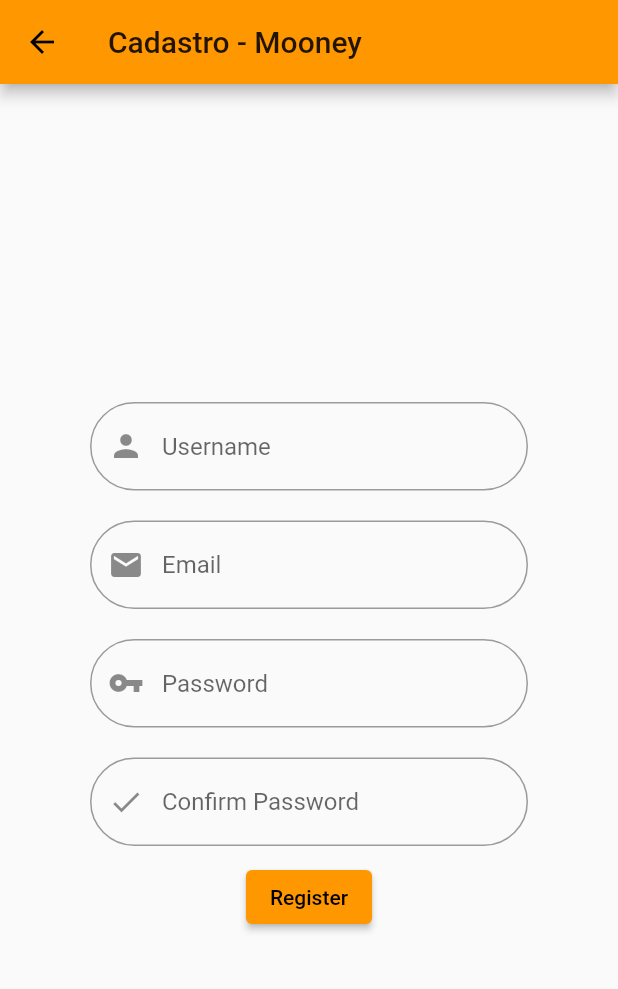
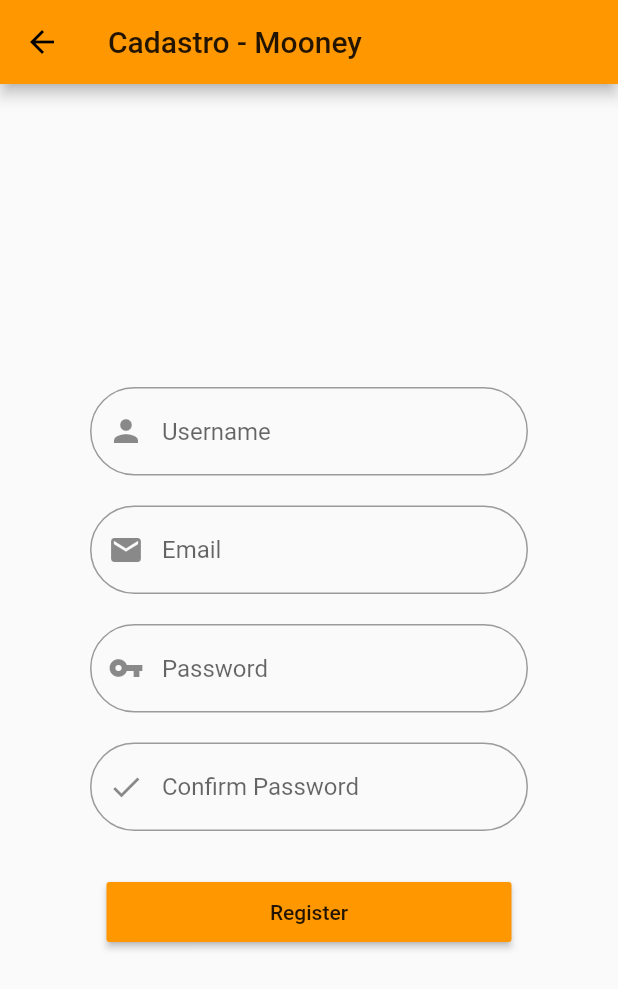
Before and after one commit to LLxD/login-mooney-trial, a Flutter app: the screen it shows after launch, after a tap on "Crie sua conta", on a phone screen of 412 x 824 dp. Shown: the top 989 px of the screen. Run offline on Flutter 3.47's test engine with Material 2 defaults, Android fonts, the phone set to English and light mode, and no system bars; our stand-ins replace firebase_auth; accounts and stored records are empty.

Commit message:
initial adding firebase and improving styling

```diff
--- a/lib/pages/login_page.dart
+++ b/lib/pages/login_page.dart
@@ -1,6 +1,9 @@
 import 'package:flutter/material.dart';
 import 'package:login/components/input.dart';
 import 'package:login/pages/register_page.dart';
+import 'package:firebase_auth/firebase_auth.dart';
+
+FirebaseAuth auth = FirebaseAuth.instance;
 
 class LoginPage extends StatelessWidget {
   const LoginPage({Key? key, required this.title}) : super(key: key);
@@ -28,11 +31,17 @@ class LoginPage extends StatelessWidget {
               icon: Icon(Icons.vpn_key),
               obscured: true,
             ),
-            ElevatedButton(
+            SizedBox(
+              height: 20,
+            ),
+            MaterialButton(
+              height: 40.0,
+              minWidth: 270.0,
+              color: Theme.of(context).primaryColor,
               onPressed: () {
                 print('Received click');
               },
-              child: const Text('Entrar :D'),
+              child: Text('Entrar :D'),
             ),
             Padding(
               padding: const EdgeInsets.symmetric(vertical: 8.0),
--- a/lib/pages/register_page.dart
+++ b/lib/pages/register_page.dart
@@ -1,5 +1,6 @@
 import 'package:flutter/material.dart';
 import 'package:login/components/input.dart';
+import 'package:firebase_auth/firebase_auth.dart';
 
 class RegisterPage extends StatelessWidget {
   RegisterPage({Key? key, required this.title}) : super(key: key);
@@ -36,7 +37,13 @@ class RegisterPage extends StatelessWidget {
               icon: Icon(Icons.check),
               obscured: true,
             ),
-            ElevatedButton(
+            SizedBox(
+              height: 20,
+            ),
+            MaterialButton(
+              height: 40.0,
+              minWidth: 270.0,
+              color: Theme.of(context).primaryColor,
               onPressed: () {
                 print('Received click');
               },
--- a/pubspec.yaml
+++ b/pubspec.yaml
@@ -23,11 +23,13 @@ environment:
 dependencies:
   flutter:
     sdk: flutter
+  firebase_core: ^1.4.0
+  firebase_auth: ^3.0.1
 
 
   # The following adds the Cupertino Icons font to your application.
   # Use with the CupertinoIcons class for iOS style icons.
-  cupertino_icons: ^1.0.2
+  cupertino_icons: ^1.0.3
 
 dev_dependencies:
   flutter_test:
```
Also changed, not shown: pubspec.lock, 3 other files.
